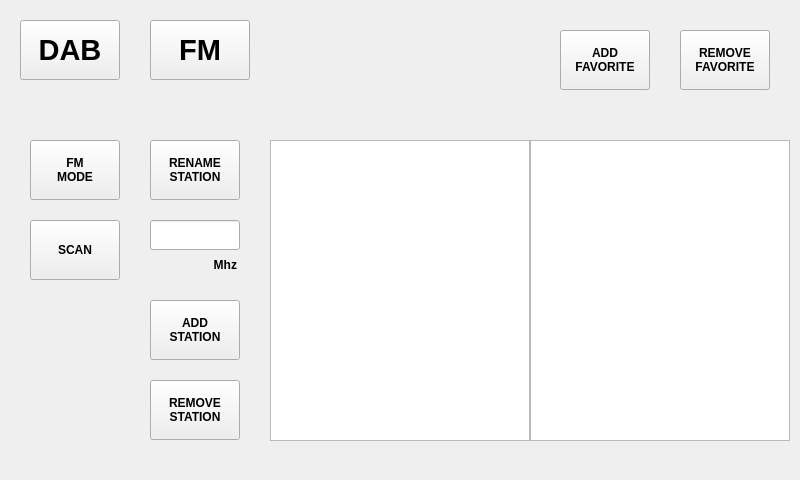
This is mainwindow.ui in Vitalic66/DAB-FM as Qt 5 draws it before an edit. The edited form follows.
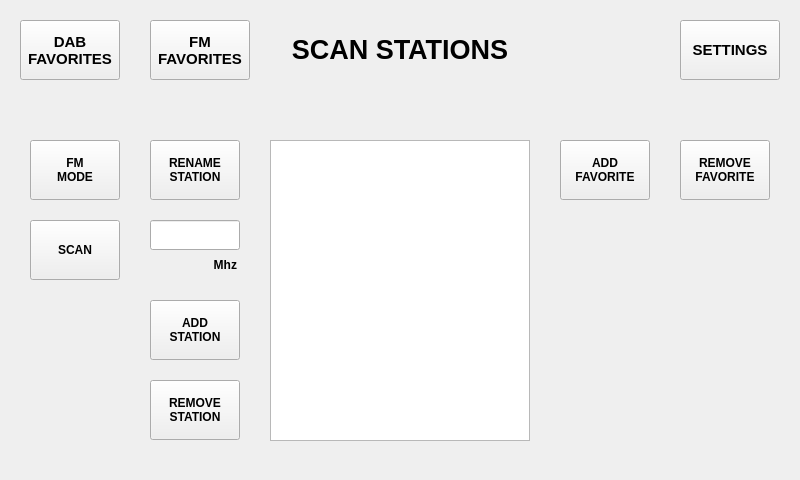
This is the edited form.

```diff
--- a/mainwindow.ui
+++ b/mainwindow.ui
@@ -536,13 +536,14 @@
       </property>
       <property name="font">
        <font>
-        <pointsize>22</pointsize>
+        <pointsize>11</pointsize>
         <weight>75</weight>
         <bold>true</bold>
        </font>
       </property>
       <property name="text">
-       <string>FM</string>
+       <string>FM
+FAVORITES</string>
       </property>
      </widget>
      <widget class="QPushButton" name="btn_tune_to_dab">
@@ -556,20 +557,21 @@
       </property>
       <property name="font">
        <font>
-        <pointsize>22</pointsize>
+        <pointsize>11</pointsize>
         <weight>75</weight>
         <bold>true</bold>
        </font>
       </property>
       <property name="text">
-       <string>DAB</string>
+       <string>DAB
+FAVORITES</string>
       </property>
      </widget>
      <widget class="QPushButton" name="btn_add_favorite">
       <property name="geometry">
        <rect>
         <x>560</x>
-        <y>30</y>
+        <y>140</y>
         <width>90</width>
         <height>60</height>
        </rect>
@@ -583,7 +585,7 @@
       <property name="geometry">
        <rect>
         <x>680</x>
-        <y>30</y>
+        <y>140</y>
         <width>90</width>
         <height>60</height>
        </rect>
@@ -652,7 +654,7 @@
      <widget class="QListWidget" name="lst_dab">
       <property name="geometry">
        <rect>
-        <x>530</x>
+        <x>270</x>
         <y>140</y>
         <width>260</width>
         <height>301</height>
@@ -667,6 +669,42 @@
        <enum>Qt::NoFocus</enum>
       </property>
      </widget>
+     <widget class="QPushButton" name="btn_tune_to_menu">
+      <property name="geometry">
+       <rect>
+        <x>680</x>
+        <y>20</y>
+        <width>100</width>
+        <height>60</height>
+       </rect>
+      </property>
+      <property name="font">
+       <font>
+        <pointsize>11</pointsize>
+        <weight>75</weight>
+        <bold>true</bold>
+       </font>
+      </property>
+      <property name="text">
+       <string>SETTINGS</string>
+      </property>
+     </widget>
+     <widget class="QLabel" name="lbl_fm_fav_3">
+      <property name="geometry">
+       <rect>
+        <x>290</x>
+        <y>20</y>
+        <width>220</width>
+        <height>60</height>
+       </rect>
+      </property>
+      <property name="text">
+       <string>&lt;html&gt;&lt;head/&gt;&lt;body&gt;&lt;p&gt;&lt;span style=&quot; font-size:20pt; font-weight:600;&quot;&gt;SCAN STATIONS&lt;/span&gt;&lt;/p&gt;&lt;/body&gt;&lt;/html&gt;</string>
+      </property>
+      <property name="alignment">
+       <set>Qt::AlignCenter</set>
+      </property>
+     </widget>
     </widget>
    </widget>
   </widget>
```
Left out of the diff: 63 changed lines with no effect on the pictures.
